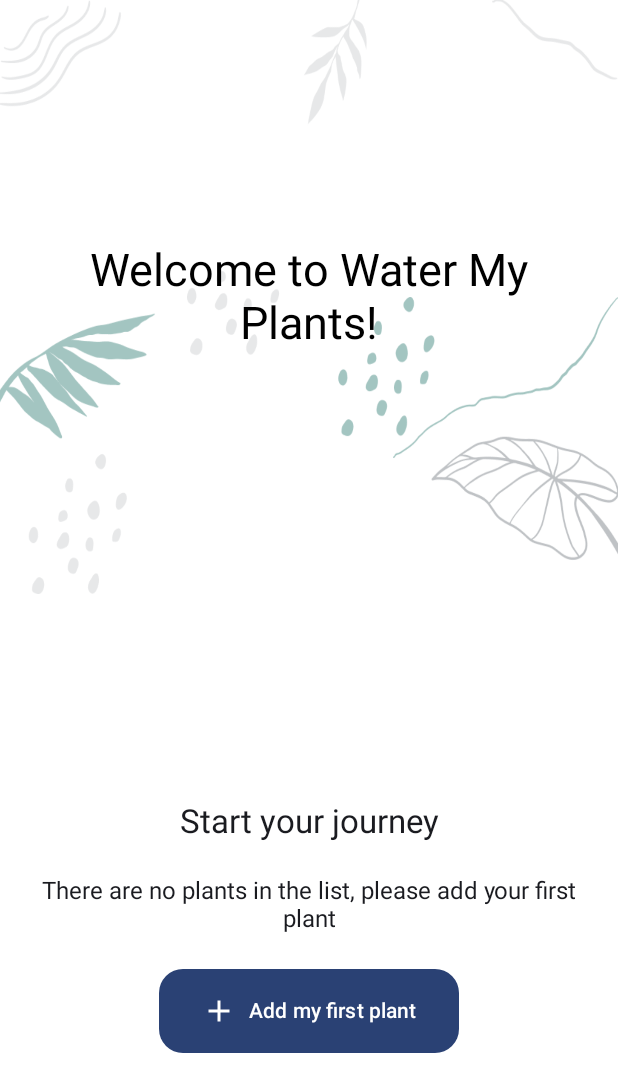
After one commit to Pablomediero/WaterMyPlants, an Android app built with Jetpack Compose: the composable WelcomeScreen shown on its own in the app's theme, on a phone screen of 412 x 824 dp. The commit adds this screen. Shown: the top 1092 px of the screen. Run offline under Robolectric (Android 15) with nearby library versions, the phone set to English and light mode, and no system bars.

Commit message:
Welcome Screen

```diff
--- /dev/null
+++ b/app/src/main/java/pmediero/com/features/welcome/WelcomeScreen.kt
@@ -0,0 +1,119 @@
+package pmediero.com.features.welcome
+import androidx.compose.foundation.Image
+import androidx.compose.foundation.background
+import androidx.compose.foundation.layout.*
+import androidx.compose.material.icons.Icons
+import androidx.compose.material.icons.filled.Add
+import androidx.compose.material3.*
+import androidx.compose.runtime.*
+import androidx.compose.ui.Alignment
+import androidx.compose.ui.Modifier
+import androidx.compose.ui.graphics.Color
+import androidx.compose.ui.layout.ContentScale
+import androidx.compose.ui.res.painterResource
+import androidx.compose.ui.text.style.TextAlign
+import androidx.compose.ui.tooling.preview.Preview
+import androidx.compose.ui.unit.dp
+import pmediero.com.R
+import pmediero.com.core_ui.WaterMyPlantsTheme
+
+@Composable
+fun WelcomeScreen() {
+    Column(
+        modifier = Modifier
+            .fillMaxSize()
+            .background(Color.White)
+            .padding(0.dp)
+
+    ) {
+        Column (
+            modifier = Modifier
+                .weight(1f)
+                .fillMaxSize()
+                .padding(0.dp)
+                .background(Color.White),
+            horizontalAlignment = Alignment.CenterHorizontally,
+            verticalArrangement = Arrangement.Center
+        ){
+            Box(
+                modifier = Modifier
+                    .weight(1f)
+                    .fillMaxSize()
+                    .background(Color.White),
+                contentAlignment = Alignment.Center
+            ) {
+                Image(
+                    painter = painterResource(id = R.drawable.bg_welcome),
+                    contentDescription = null,
+                    modifier = Modifier
+                        .fillMaxSize(),
+                    contentScale = ContentScale.FillBounds
+
+                )
+
+                Text(
+                    text = "Welcome to Water My Plants!",
+                    style = MaterialTheme.typography.titleLarge,
+                    textAlign = TextAlign.Center,
+                    color = Color.Black,
+                    modifier = Modifier
+                        .padding(16.dp)
+
+                )
+            }
+            Spacer(modifier = Modifier.height(16.dp))
+        }
+        Column(
+            modifier = Modifier
+                .weight(1f)
+                .fillMaxHeight()
+                .background(Color.White),
+            horizontalAlignment = Alignment.CenterHorizontally,
+            verticalArrangement = Arrangement.Center
+        ) {
+
+            Text(
+                text = "Start your journey",
+                style = MaterialTheme.typography.titleMedium,
+                textAlign = TextAlign.Center,
+                modifier = Modifier.padding(12.dp)
+            )
+            Text(
+                text = "There are no plants in the list, please add your first plant",
+                style = MaterialTheme.typography.bodyMedium,
+                textAlign = TextAlign.Center,
+                modifier = Modifier.padding(12.dp)
+            )
+            Button(
+                onClick = {  },
+                modifier = Modifier
+                    .padding(12.dp)
+                    .width(200.dp)
+                    .height(56.dp),
+                shape = MaterialTheme.shapes.large,
+                colors = ButtonDefaults.buttonColors(
+                    contentColor = Color.White
+                )
+            ) {
+                Row(
+                    modifier = Modifier.fillMaxSize(),
+                    horizontalArrangement = Arrangement.Center,
+                    verticalAlignment = Alignment.CenterVertically
+                ) {
+                    Icon(imageVector = Icons.Default.Add, contentDescription = null)
+                    Spacer(modifier = Modifier.width(8.dp))
+                    Text(text = "Add my first plant")
+                }
+            }
+        }
+
+    }
+}
+
+@Preview
+@Composable
+fun WelcomeScreenPreview() {
+    WaterMyPlantsTheme {
+        WelcomeScreen()
+    }
+}
--- a/buildSrc/src/main/kotlin/Dependencies.kt
+++ b/buildSrc/src/main/kotlin/Dependencies.kt
@@ -7,6 +7,12 @@ object Dependencies {
     const val ui_graphics = "androidx.compose.ui:ui-graphics"
     const val ui_tooling = "androidx.compose.ui:ui-tooling-preview"
     const val material = "androidx.compose.material3:material3"
+
+    /*const val coroutines = "org.jetbrains.kotlinx:kotlinx-coroutines-core:${Versions.coroutines}"
+    const val retrofit = "com.squareup.retrofit2:retrofit:${Versions.retrofit}"
+    const val okHttp = "com.squareup.okhttp3:okhttp:${Versions.okHttp}"
+    const val okHttpLoggingInterceptor = "com.squareup.okhttp3:logging-interceptor:${Versions.okHttp}"*/
+
     const val junit = "junit:junit:${Versions.junit}"
     const val test_junit = "androidx.test.ext:junit:${Versions.test_junit}"
     const val test_expresso = "androidx.test.espresso:espresso-core:${Versions.test_expresso}"
--- a/buildSrc/src/main/kotlin/Versions.kt
+++ b/buildSrc/src/main/kotlin/Versions.kt
@@ -3,6 +3,11 @@ object Versions {
     const val lifecycle = "2.7.0"
     const val activity_compose = "1.8.2"
     const val compose_boom = "2023.08.00"
+
+    /*const val coroutines = "1.6.0"
+    const val retrofit = "2.9.0"
+    const val okHttp = "5.0.0-alpha.2"*/
+
     const val junit = "4.13.2"
     const val test_junit = "1.1.5"
     const val test_expresso = "3.5.1"
```
Also changed, not shown: app/src/main/java/pmediero/com/MainActivity.kt (+1 -21 lines), app/src/main/java/pmediero/com/core_ui/Type.kt (+20 -17 lines), app/src/main/res/drawable/bg_welcome.png (added).
